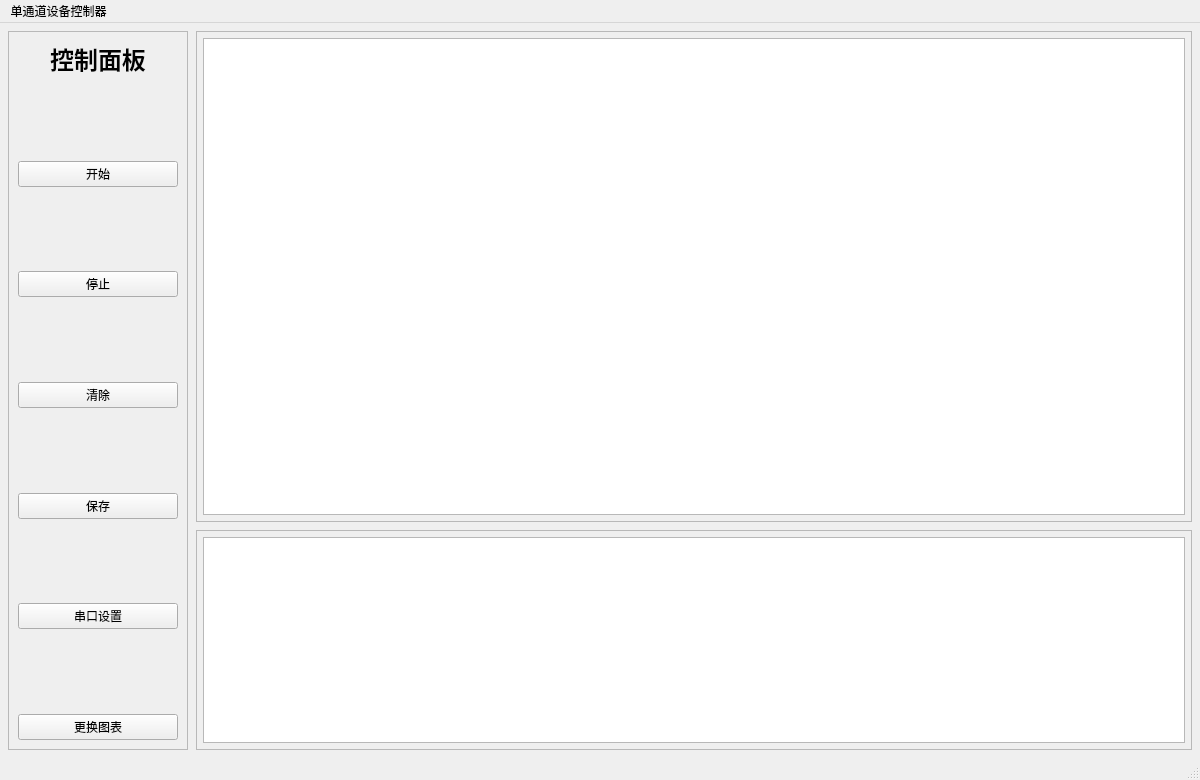
Qt form mainwindow.ui (cyy1156/QtBCI) before a commit.
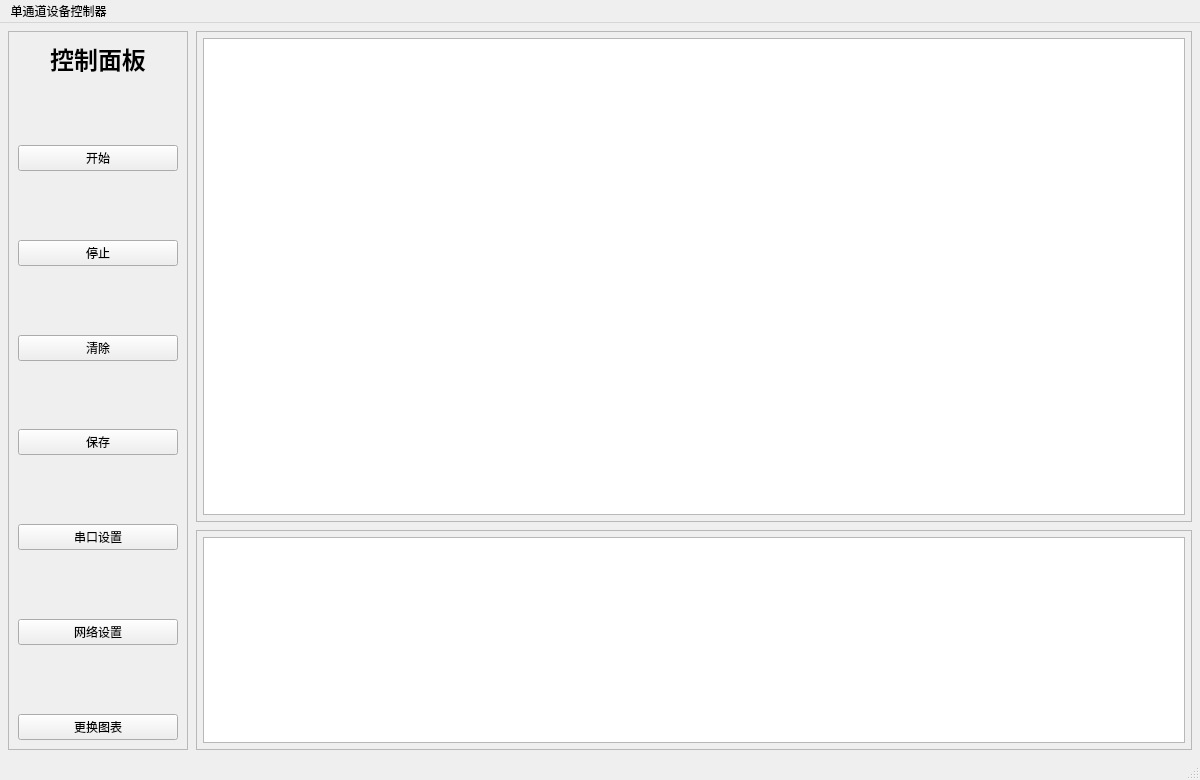
The same form after that commit.

The edit to the form file:
```diff
--- a/mainwindow.ui
+++ b/mainwindow.ui
@@ -170,6 +170,26 @@
          </property>
         </widget>
        </item>
+       <item>
+        <spacer name="verticalSpacer_7">
+         <property name="orientation">
+          <enum>Qt::Orientation::Vertical</enum>
+         </property>
+         <property name="sizeHint" stdset="0">
+          <size>
+           <width>20</width>
+           <height>40</height>
+          </size>
+         </property>
+        </spacer>
+       </item>
+       <item>
+        <widget class="QPushButton" name="pushButton_network">
+         <property name="text">
+          <string>网络设置</string>
+         </property>
+        </widget>
+       </item>
        <item>
         <spacer name="verticalSpacer">
          <property name="orientation">
```
